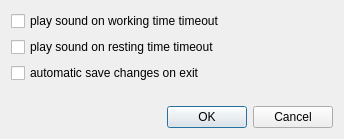
Above: src/gui/settingsdialog.ui from AlekseyDurachenko/tomatotasktracker-desktop before the change. Below: the same form after it.
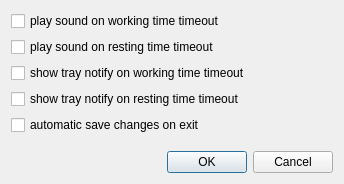
That is the form after the change.

Commit message: add tray icon notify

```diff
--- a/src/gui/settingsdialog.ui
+++ b/src/gui/settingsdialog.ui
@@ -7,7 +7,7 @@
     <x>0</x>
     <y>0</y>
     <width>344</width>
-    <height>139</height>
+    <height>184</height>
    </rect>
   </property>
   <property name="windowTitle">
@@ -28,6 +28,20 @@
      </property>
     </widget>
    </item>
+   <item>
+    <widget class="QCheckBox" name="showWorkingTrayNotify_checkBox">
+     <property name="text">
+      <string>show tray notify on working time timeout</string>
+     </property>
+    </widget>
+   </item>
+   <item>
+    <widget class="QCheckBox" name="showRestingTrayNotify_checkBox">
+     <property name="text">
+      <string>show tray notify on resting time timeout</string>
+     </property>
+    </widget>
+   </item>
    <item>
     <widget class="QCheckBox" name="saveChangesOnExit_checkBox">
      <property name="text">
```
Left out of the diff: 7 changed lines with no effect on the pictures. The commit also changes 4 other files.
